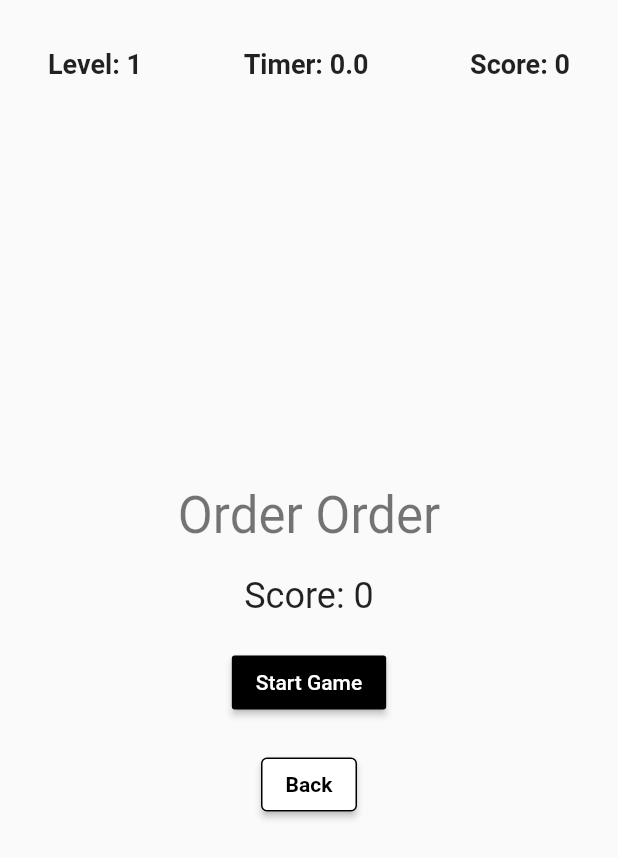
After one commit to DakshDB/iambored, a Flutter app: the OrderOrder screen opened directly, on a phone screen of 412 x 824 dp. The commit adds this screen. Shown: the top 858 px of the screen. Run offline on Flutter 3.47's test engine with Material 2 defaults, Android fonts, the phone set to English and light mode, and no system bars; our stand-ins replace cherry_toast, localstorage.

Commit message:
Order Order Game

```diff
--- a/lib/Config/config.dart
+++ b/lib/Config/config.dart
@@ -4,4 +4,5 @@ var gameScoreOrderMap = {
   'spot_dot': 1,
   'speed_clicker': -1,
   'reflector': 1,
+  'order_order': 1,
 };
--- /dev/null
+++ b/lib/Games/OrderOrder/home.dart
@@ -0,0 +1,464 @@
+import 'dart:async';
+import 'dart:math';
+
+import 'package:flutter/foundation.dart';
+import 'package:flutter/material.dart';
+import 'package:iambored/Leaderboard/Services/ScoreRecorder.dart';
+
+class OrderOrder extends StatefulWidget {
+  const OrderOrder({super.key});
+
+  @override
+  State<OrderOrder> createState() => _OrderOrderState();
+}
+
+class _NumberCircle {
+  int number;
+  double x;
+  double y;
+  double radius;
+  Color color;
+
+  _NumberCircle(this.number, this.x, this.y, this.radius, this.color);
+}
+
+class _NumberCircleList {
+  List<_NumberCircle> numbers;
+
+  _NumberCircleList(this.numbers);
+
+  void add(_NumberCircle number) {
+    numbers.add(number);
+  }
+
+  void remove(_NumberCircle number) {
+    numbers.remove(number);
+  }
+
+  void clear() {
+    numbers.clear();
+  }
+
+  bool contains(int number) {
+    return numbers.any((element) => element.number == number);
+  }
+
+  bool any(bool Function(_NumberCircle) test) {
+    return numbers.any(test);
+  }
+
+  int get length {
+    return numbers.length;
+  }
+
+  _NumberCircle operator [](int index) {
+    return numbers[index];
+  }
+
+  // smallestNumber returns the smallest number in the list
+  int smallestNumber() {
+    int smallestNumber = numbers[0].number;
+    for (int i = 1; i < numbers.length; i++) {
+      if (numbers[i].number < smallestNumber) {
+        smallestNumber = numbers[i].number;
+      }
+    }
+    return smallestNumber;
+  }
+
+  @override
+  String toString() {
+    return numbers.toString();
+  }
+}
+
+class _OrderOrderState extends State<OrderOrder> {
+  int _level = 1;
+  int _score = 0;
+
+  bool _isGameStarted = false;
+  bool _warmUp = false;
+
+  int numbersToOrder = 5;
+  _NumberCircleList numbers = _NumberCircleList([]);
+
+  int minNumber = 1;
+  int maxNumber = 10;
+
+  var timerDurationSeconds = 30;
+  String startTimerString = '0.0';
+
+  var warmUpDurationSeconds = 5;
+  String warmUpTimerString = '0';
+
+  Timer gameTimer = Timer(Duration.zero, () {});
+  Timer warmUpTimer = Timer(Duration.zero, () {});
+
+  var radius = 50.0;
+
+  List<Color> circleColors = [
+    Colors.red[100]!,
+    Colors.blue[100]!,
+    Colors.green[100]!,
+    Colors.yellow[100]!,
+    Colors.purple[100]!,
+    Colors.orange[100]!,
+    Colors.pink[100]!,
+    Colors.teal[100]!,
+    Colors.indigo[100]!,
+    Colors.lime[100]!,
+    Colors.amber[100]!,
+    Colors.cyan[100]!,
+    Colors.brown[100]!,
+    Colors.grey[100]!,
+    Colors.blueGrey[100]!,
+  ];
+
+  List<Color> colorLevel = [Colors.blueGrey[100]!];
+
+  void _startGame() {
+    setState(() {
+      _level = 1;
+      _score = 0;
+
+      _isGameStarted = false;
+      _warmUp = true;
+
+      // Reset the timers
+      gameTimer.cancel();
+      warmUpTimer.cancel();
+
+      startTimerString = '0.0';
+      timerDurationSeconds = 30;
+
+      warmUpTimerString = '0';
+      warmUpDurationSeconds = 5;
+
+      numbersToOrder = 5;
+      minNumber = 1;
+      maxNumber = 10;
+
+      numbers.clear();
+    });
+    _generateNumbers();
+    _warmUpTimer();
+  }
+
+  _getColors() {
+    // Update the colorLevel list with the colors for the current level
+    colorLevel.clear();
+    var colors = 1;
+    // Increase the number of colors for each 3 levels
+    colors = (_level / 3).ceil();
+
+    // Fetch the random colors from the circleColors list
+    var random = Random();
+    for (var i = 0; i < colors; i++) {
+      colorLevel.add(circleColors[random.nextInt(circleColors.length)]);
+    }
+  }
+
+  _startTimer() {
+    var msLeft = timerDurationSeconds * 1000;
+    var milliseconds = const Duration(milliseconds: 10);
+
+    setState(() {
+      _isGameStarted = true;
+    });
+
+    Timer.periodic(milliseconds, (timer) {
+      gameTimer = timer;
+      setState(() {
+        msLeft -= 50;
+        startTimerString = (msLeft / 1000).toStringAsFixed(1).toString();
+        if (msLeft <= 0) {
+          timer.cancel();
+          _gameOver();
+        }
+      });
+    });
+  }
+
+  _warmUpTimer() {
+    var msLeft = warmUpDurationSeconds * 1000;
+    var milliseconds = const Duration(milliseconds: 10);
+
+    Timer.periodic(milliseconds, (timer) {
+      warmUpTimer = timer;
+      setState(() {
+        msLeft -= 50;
+        warmUpTimerString = (msLeft / 1000).toStringAsFixed(0).toString();
+        if (msLeft <= 0) {
+          timer.cancel();
+          _startTimer();
+          _warmUp = false;
+        }
+      });
+    });
+  }
+
+  _gameOver() {
+    setState(() {
+      _isGameStarted = false;
+      startTimerString = '0.0';
+      numbers.clear();
+
+      // Cancel the timers
+      gameTimer.cancel();
+      warmUpTimer.cancel();
+
+      // Save the score
+      recordScore("order_order", _score.toDouble());
+    });
+  }
+
+  _increaseLevel() {
+    setState(() {
+      _isGameStarted = false;
+      // reset the timer
+      gameTimer.cancel();
+      warmUpTimer.cancel();
+
+      timerDurationSeconds = 30;
+      startTimerString = '0.0';
+
+      warmUpTimerString = '0';
+      warmUpDurationSeconds = 5;
+
+      _level++;
+      minNumber--;
+      maxNumber++;
+
+      if (_level % 3 == 0) {
+        numbersToOrder++;
+      }
+    });
+    _generateNumbers();
+  }
+
+  _nextLevel() {
+    _increaseLevel();
+    setState(() {
+      _warmUp = true;
+    });
+    _warmUpTimer();
+  }
+
+  _generateNumbers() {
+    numbers.clear();
+    _getColors();
+
+    // Generate numbersToOrder random numbers between minNumber and maxNumber
+    for (int i = 0; i < numbersToOrder; i++) {
+      // Generate a random number between minNumber and maxNumber (inclusive) which is not already in the list
+      num randomNumber;
+      do {
+        randomNumber = minNumber + (maxNumber - minNumber) * (Random().nextDouble());
+      } while (numbers.contains(randomNumber.toInt()));
+
+      //  Generate a random position for the number on the screen (but not too close to the edge or each other)
+      double randomX;
+      double randomY;
+
+      do {
+        randomX = (MediaQuery.of(context).size.width - 150) * (Random().nextDouble());
+        randomY = (MediaQuery.of(context).size.height - 250) * (Random().nextDouble());
+      } while (numbers.any((element) => sqrt(pow(element.x - randomX, 2) + pow(element.y - randomY, 2)) < 100));
+
+      Color randomColor = colorLevel[Random().nextInt(colorLevel.length)];
+      numbers.add(_NumberCircle(randomNumber.toInt(), randomX, randomY, 50, randomColor));
+    }
+
+    if (kDebugMode) {
+      print(numbers);
+    }
+  }
+
+  @override
+  Widget build(BuildContext context) {
+    return Scaffold(
+      body: Padding(
+        padding: const EdgeInsets.all(16.0),
+        child: Center(
+          child: Column(
+            mainAxisAlignment: MainAxisAlignment.start,
+            children: <Widget>[
+              // Timer and Score
+              Padding(
+                padding: const EdgeInsets.all(16.0),
+                child: SizedBox(
+                  width: double.infinity,
+                  height: 50,
+                  child: Row(
+                    mainAxisAlignment: MainAxisAlignment.spaceBetween,
+                    crossAxisAlignment: CrossAxisAlignment.start,
+                    children: <Widget>[
+                      Text(
+                        'Level: $_level',
+                        style: const TextStyle(
+                          fontSize: 18,
+                          fontWeight: FontWeight.bold,
+                        ),
+                      ),
+                      Text(
+                        'Timer: $startTimerString',
+                        style: const TextStyle(
+                          fontSize: 18,
+                          fontWeight: FontWeight.bold,
+                        ),
+                      ),
+                      Text(
+                        'Score: $_score',
+                        style: const TextStyle(
+                          fontSize: 18,
+                          fontWeight: FontWeight.bold,
+                        ),
+                      ),
+                    ],
+                  ),
+                ),
+              ),
+
+              // Warm up timer
+              if (!_isGameStarted && _warmUp)
+                Padding(
+                  padding: const EdgeInsets.all(16.0),
+                  child: Text(
+                    'Warm up: $warmUpTimerString',
+                    style: const TextStyle(
+                      fontSize: 18,
+                      fontWeight: FontWeight.bold,
+                    ),
+                  ),
+                ),
+
+              // Game area
+              Stack(
+                children: [
+                  if (_isGameStarted)
+                    Container(
+                      width: double.infinity,
+                      height: MediaQuery.of(context).size.height - 150,
+                      decoration: BoxDecoration(
+                        border: Border.all(
+                          color: Colors.black,
+                          width: 2,
+                        ),
+                      ),
+                      child: Stack(
+                        children: <Widget>[
+                          // Place the numbers in random positions on the screen (but not too close to the edge or each other) in circles
+                          for (int i = 0; i < numbers.length; i++)
+                            Positioned(
+                              left: numbers[i].x,
+                              top: numbers[i].y,
+                              child: GestureDetector(
+                                behavior: HitTestBehavior.opaque,
+                                onTap: () {
+                                  setState(() {
+                                    // If the number is the least number in the list, remove it and increase the score
+                                    if (numbers[i].number == numbers.smallestNumber()) {
+                                      numbers.remove(numbers[i]);
+                                      _score++;
+                                    }
+                                    if (numbers.length == 0) {
+                                      _nextLevel();
+                                    }
+                                  });
+                                },
+                                child: Container(
+                                  width: 50,
+                                  height: 50,
+                                  decoration: BoxDecoration(
+                                    color: numbers[i].color,
+                                    shape: BoxShape.circle,
+                                    border: Border.all(
+                                      color: Colors.black,
+                                      width: 1,
+                                    ),
+                                  ),
+                                  child: Center(
+                                    child: Text(
+                                      numbers[i].number.toString(),
+                                      style: const TextStyle(
+                                        fontSize: 20,
+                                        fontWeight: FontWeight.w900,
+                                      ),
+                                    ),
+                                  ),
+                                ),
+                              ),
+                            ),
+                        ],
+                      ),
+                    ),
+                  if (!_isGameStarted && !_warmUp)
+                    Align(
+                      alignment: Alignment.center,
+                      child: SizedBox(
+                        width: double.infinity,
+                        height: MediaQuery.of(context).size.height - 150,
+                        child: Column(
+                          mainAxisAlignment: MainAxisAlignment.center,
+                          children: [
+                            Text(
+                              'Order Order',
+                              style: Theme.of(context).textTheme.headlineMedium,
+                            ),
+                            const SizedBox(height: 20),
+
+                            // Score
+                            Text(
+                              'Score: $_score',
+                              style: Theme.of(context).textTheme.headlineSmall,
+                            ),
+
+                            // Start Game button
+                            const SizedBox(height: 20),
+                            ElevatedButton(
+                              style: ElevatedButton.styleFrom(
+                                foregroundColor: Colors.white,
+                                backgroundColor: Colors.black,
+                                shape: const RoundedRectangleBorder(
+                                  borderRadius: BorderRadius.all(Radius.circular(2)),
+                                ),
+                              ),
+                              onPressed: () {
+                                if (kDebugMode) {
+                                  print('Start Game');
+                                }
+                                setState(() {
+                                  _startGame();
+                                });
+                              },
+                              child: const Text('Start Game'),
+                            ),
+                            // Back button
+                            const SizedBox(height: 20),
+                            ElevatedButton(
+                              style: ButtonStyle(
+                                shape: MaterialStateProperty.all<RoundedRectangleBorder>(RoundedRectangleBorder(
+                                    borderRadius: BorderRadius.circular(4.0),
+                                    side: const BorderSide(color: Colors.black))),
+                                backgroundColor: MaterialStateProperty.all<Color>(Colors.white),
+                                foregroundColor: MaterialStateProperty.all<Color>(Colors.black),
+                              ),
+                              onPressed: () {
+                                Navigator.pop(context);
+                              },
+                              child: const Text('Back',
+                                  style: TextStyle(color: Colors.black, fontWeight: FontWeight.bold)),
+                            ),
+                          ],
+                        ),
+                      ),
+                    ),
+                ],
+              ),
+            ],
+          ),
+        ),
+      ),
+    );
+  }
+}
```
Also changed, not shown: lib/home.dart (+17 -0 lines).
